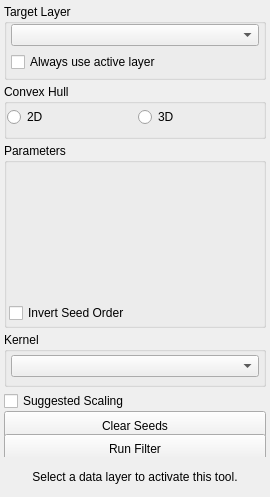
Above: src/Interface/ToolInterface/ImplicitModelToolInterface.ui from SCIInstitute/Seg3D before the change. Below: the same form after it.
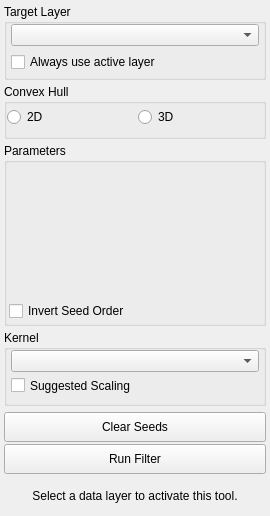
That is the form after the change. Custom widgets are drawn as their Qt base class.

Commit message: Suggested Scaling checkbox

The edit to the form file:
```diff
--- a/src/Interface/ToolInterface/ImplicitModelToolInterface.ui
+++ b/src/Interface/ToolInterface/ImplicitModelToolInterface.ui
@@ -7,7 +7,7 @@
     <x>0</x>
     <y>0</y>
     <width>270</width>
-    <height>497</height>
+    <height>516</height>
    </rect>
   </property>
   <property name="windowTitle">
@@ -248,7 +248,7 @@
    <item>
     <widget class="QGroupBox" name="kernelGroupBox">
      <property name="sizePolicy">
-      <sizepolicy hsizetype="Preferred" vsizetype="Fixed">
+      <sizepolicy hsizetype="Preferred" vsizetype="Preferred">
        <horstretch>0</horstretch>
        <verstretch>0</verstretch>
       </sizepolicy>
@@ -256,13 +256,13 @@
      <property name="minimumSize">
       <size>
        <width>0</width>
-       <height>55</height>
+       <height>76</height>
       </size>
      </property>
      <property name="maximumSize">
       <size>
        <width>16777215</width>
-       <height>55</height>
+       <height>76</height>
       </size>
      </property>
      <property name="title">
@@ -303,46 +303,52 @@
         </property>
        </widget>
       </item>
-     </layout>
-    </widget>
-   </item>
-   <item>
-    <widget class="QWidget" name="runWidget" native="true">
-     <property name="minimumSize">
-      <size>
-       <width>0</width>
-       <height>66</height>
-      </size>
-     </property>
-     <property name="maximumSize">
-      <size>
-       <width>16777215</width>
-       <height>66</height>
-      </size>
-     </property>
-     <layout class="QVBoxLayout" name="verticalLayout_5">
-      <property name="spacing">
-       <number>0</number>
-      </property>
-      <property name="leftMargin">
-       <number>0</number>
-      </property>
-      <property name="topMargin">
-       <number>0</number>
-      </property>
-      <property name="rightMargin">
-       <number>0</number>
-      </property>
-      <property name="bottomMargin">
-       <number>0</number>
-      </property>
       <item>
        <widget class="QCheckBox" name="suggestedScaling_checkBox">
+        <property name="sizePolicy">
+         <sizepolicy hsizetype="Minimum" vsizetype="Minimum">
+          <horstretch>0</horstretch>
+          <verstretch>0</verstretch>
+         </sizepolicy>
+        </property>
         <property name="text">
          <string>Suggested Scaling</string>
         </property>
        </widget>
       </item>
+     </layout>
+    </widget>
+   </item>
+   <item>
+    <widget class="QWidget" name="runWidget" native="true">
+     <property name="minimumSize">
+      <size>
+       <width>0</width>
+       <height>66</height>
+      </size>
+     </property>
+     <property name="maximumSize">
+      <size>
+       <width>16777215</width>
+       <height>66</height>
+      </size>
+     </property>
+     <layout class="QVBoxLayout" name="verticalLayout_5">
+      <property name="spacing">
+       <number>0</number>
+      </property>
+      <property name="leftMargin">
+       <number>0</number>
+      </property>
+      <property name="topMargin">
+       <number>0</number>
+      </property>
+      <property name="rightMargin">
+       <number>0</number>
+      </property>
+      <property name="bottomMargin">
+       <number>0</number>
+      </property>
       <item>
        <widget class="QPushButton" name="clearSeedsButton_">
         <property name="minimumSize">
```
